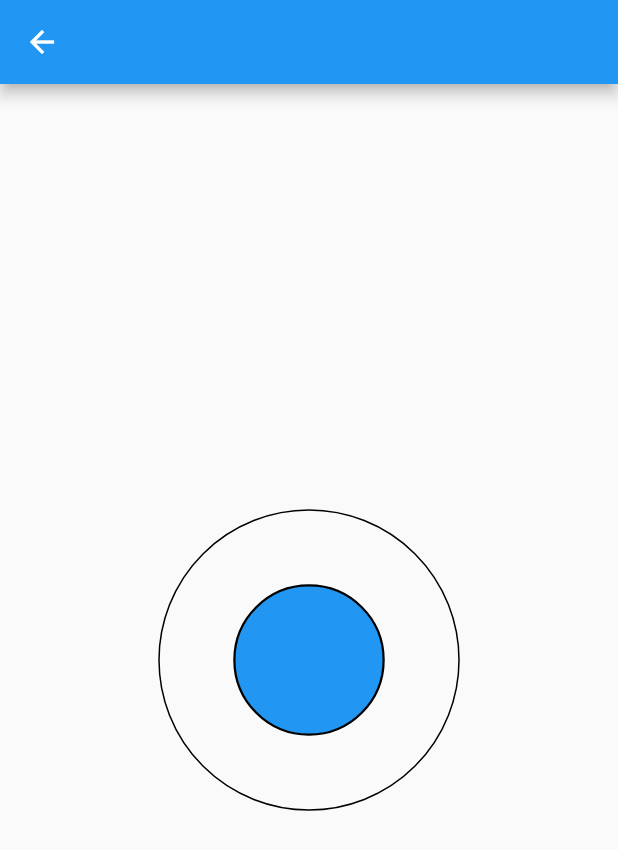
After one commit to nguyenvantuyen98/rctank, a Flutter app: the JoyStickWidget screen opened directly, on a phone screen of 412 x 824 dp. The commit adds this screen. Shown: the top 850 px of the screen. Run offline on Flutter 3.47's test engine with Material 2 defaults, Android fonts, the phone set to English and light mode, and no system bars; our stand-ins replace flutter_bluetooth_serial; statements that could not run were skipped.

Commit message:
add joy stick

```diff
--- /dev/null
+++ b/lib/widgets/JoyStickWidget.dart
@@ -0,0 +1,27 @@
+import 'package:flutter/material.dart';
+
+import 'joystick/JoyStick.dart';
+class JoyStickWidget extends StatefulWidget {
+  @override
+  _ChatPage createState() => _ChatPage();
+}
+
+class _ChatPage extends State<JoyStickWidget> {
+  @override
+  void initState() {
+    super.initState();
+  }
+
+  @override
+  Widget build(BuildContext context) {
+    return Scaffold(
+      appBar: AppBar(),
+      body: Center(
+        child: JoyStick(
+          insideRadius: 50,
+          outsideRadius: 100,
+        ),
+      ),
+    );
+  }
+}
--- /dev/null
+++ b/lib/widgets/joystick/BackgroundPainter.dart
@@ -0,0 +1,28 @@
+import 'package:flutter/material.dart';
+
+class BackGroundPainter extends CustomPainter {
+  BackGroundPainter({
+    @required this.smallRadius,
+    @required this.largeRadius,
+  });
+  final double largeRadius;
+  final double smallRadius;
+  @override
+  void paint(Canvas canvas, Size size) {
+    var paint = Paint()
+      ..color = Colors.black
+      ..strokeWidth = 1
+      ..style = PaintingStyle.stroke
+      ..strokeCap = StrokeCap.round;
+
+    Offset center = Offset(size.width / 2, size.height / 2);
+
+    canvas.drawCircle(center, smallRadius, paint);
+    canvas.drawCircle(center, largeRadius, paint);
+  }
+
+  @override
+  bool shouldRepaint(CustomPainter oldDelegate) {
+    return false;
+  }
+}
--- /dev/null
+++ b/lib/widgets/joystick/JoyStick.dart
@@ -0,0 +1,128 @@
+import 'dart:async';
+import 'dart:math';
+import 'package:flutter/material.dart';
+
+import 'BackgroundPainter.dart';
+import 'position.dart';
+
+class JoyStick extends StatefulWidget {
+  final double insideRadius;
+  final double outsideRadius;
+  JoyStick({@required this.insideRadius, @required this.outsideRadius});
+  @override
+  _JoyStickState createState() => _JoyStickState();
+}
+
+class _JoyStickState extends State<JoyStick> {
+  StreamController<Position> controller = StreamController<Position>();
+  //Radius of smallest circle
+  double sR;
+  //Radius of medium circle
+  double mR;
+  //Radius of largest circle
+  double lR;
+  //Pad from center Axis to largest Axis
+  double padOut;
+  //Horizontal position of stick
+  double wPosition = 0.0;
+  //Vertical position of stick
+  double hPosition = 0.0;
+
+  Size stickSize;
+
+  @override
+  void initState() {
+    sR = widget.insideRadius;
+    mR = widget.outsideRadius;
+    lR = sR + 1.1 * mR;
+    padOut = lR - sR;
+    Position.padLength = mR;
+    stickSize = Size(sR, sR);
+    controller.sink.add(Position.center());
+    super.initState();
+  }
+
+  @override
+  void dispose() {
+    controller.close();
+    super.dispose();
+  }
+
+  @override
+  Widget build(BuildContext context) {
+    return Stack(
+      children: [
+        CustomPaint(
+          size: Size(2 * lR, 2 * lR),
+          painter: BackGroundPainter(
+            smallRadius: sR,
+            largeRadius: mR,
+          ),
+        ),
+        //Stick layer
+        StreamBuilder<Object>(
+          stream: controller.stream,
+          builder: (context, snapshot) {
+            if (snapshot.hasData) {
+              setPosition(snapshot.data);
+            }
+            return Positioned(
+              top: hPosition,
+              left: wPosition,
+              child: Container(
+                width: 2 * sR,
+                height: 2 * sR,
+                decoration: BoxDecoration(
+                  shape: BoxShape.circle,
+                  border: Border.all(),
+                  color: Colors.blue,
+                ),
+              ),
+            );
+          },
+        ),
+        //Listen layer
+        Positioned.fill(
+          child: Align(
+            alignment: Alignment.center,
+            child: GestureDetector(
+              onPanStart: (DragStartDetails dragStartDetails) {
+                controller.sink.add(Position(dragStartDetails.localPosition));
+              },
+              onPanUpdate: (DragUpdateDetails dragUpdateDetails) {
+                controller.sink.add(Position(dragUpdateDetails.localPosition));
+              },
+              onPanEnd: (DragEndDetails dragEndDetails) {
+                controller.sink.add(Position.center());
+              },
+              child: Container(
+                width: 2 * mR,
+                height: 2 * mR,
+                decoration: BoxDecoration(
+                  // color: Colors.red,
+                  shape: BoxShape.circle,
+                ),
+              ),
+            ),
+          ),
+        ),
+      ],
+    );
+  }
+
+  void setPosition(Position position) {
+    if (position.distance > mR) {
+      double arctan = atan(position.localY / position.localX);
+      hPosition = (mR * sin(arctan)).abs();
+      if (position.localY < 0) hPosition = -hPosition;
+      wPosition = (mR * cos(arctan)).abs();
+      if (position.localX < 0) wPosition = -wPosition;
+    } else {
+      wPosition = position.localX;
+      hPosition = position.localY;
+    }
+    print('${wPosition / mR} ${hPosition / mR}');
+    wPosition = wPosition + padOut;
+    hPosition = hPosition + padOut;
+  }
+}
--- /dev/null
+++ b/lib/widgets/joystick/position.dart
@@ -0,0 +1,25 @@
+import 'dart:math';
+import 'package:flutter/material.dart';
+
+class Position {
+  double localX;
+  double localY;
+  double distance;
+  Position(Offset offset) {
+    localX = offset.dx - padLength;
+    localY = offset.dy - padLength;
+    distance = sqrt(localX * localX + localY * localY);
+  }
+
+  Position.center() {
+    localX = 0;
+    localY = 0;
+    distance = 0;
+  }
+
+  String toString() {
+    return 'localX: $localX, localY: $localY';
+  }
+
+  static double padLength = 0.0;
+}
```
Also changed, not shown: lib/widgets/MainPage.dart (+13 -2 lines), lib/widgets/joystick/CirclePainter.dart (added, +21 -0 lines), 1 other file.
